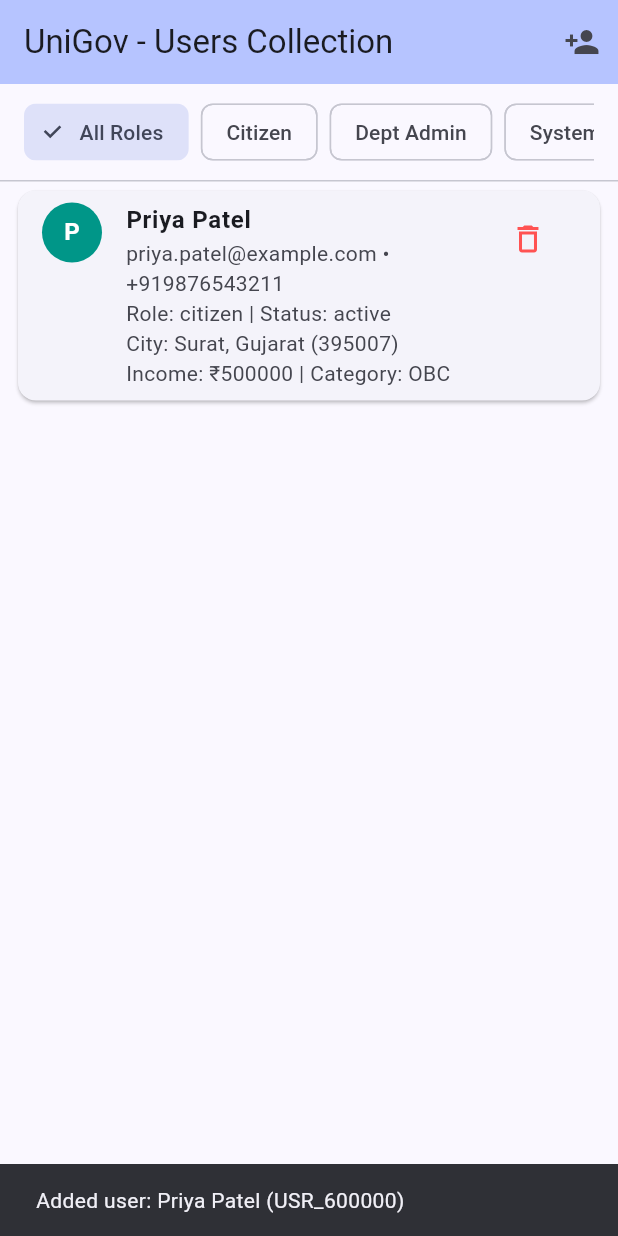
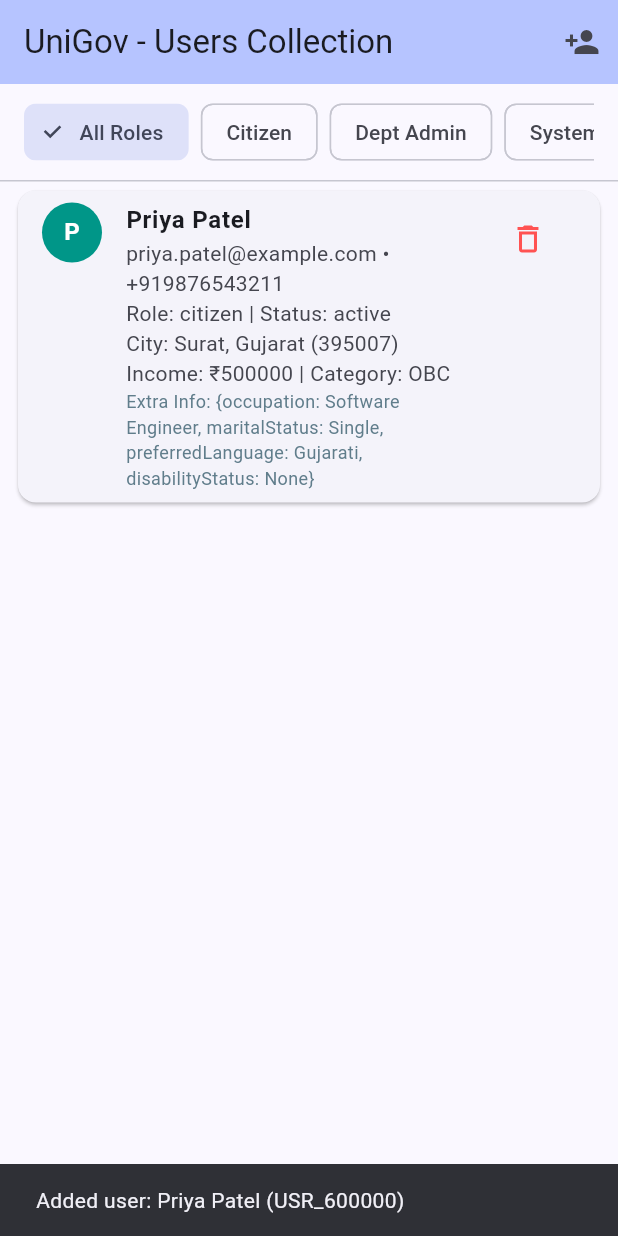
Before and after one commit to NeurixSIH/UniGovPortal, a Flutter app: the screen it shows after launch, after a tap on "Create Sample User", on a phone screen of 412 x 824 dp. Run offline on Flutter 3.47's test engine with Material 3 defaults, Android fonts, the light colour scheme and no system bars; our stand-ins replace cloud_firestore, firebase_core; accounts and stored records are empty.

Commit message:
feat: add extraInformation map field to user collection model

```diff
--- a/lib/main.dart
+++ b/lib/main.dart
@@ -170,6 +170,11 @@ class _UsersListScreenState extends State<UsersListScreen> {
                             Text('Role: ${user.role} | Status: ${user.status}'),
                             Text('City: ${user.city}, ${user.state} (${user.pincode})'),
                             Text('Income: ₹${user.income} | Category: ${user.category}'),
+                            if (user.extraInformation.isNotEmpty)
+                              Text(
+                                'Extra Info: ${user.extraInformation}',
+                                style: const TextStyle(fontSize: 12, color: Colors.blueGrey),
+                              ),
                           ],
                         ),
                         isThreeLine: true,
@@ -230,6 +235,12 @@ class _UsersListScreenState extends State<UsersListScreen> {
       category: 'OBC',
       role: UserModel.roleCitizen,
       status: UserModel.statusActive,
+      extraInformation: {
+        'occupation': 'Software Engineer',
+        'maritalStatus': 'Single',
+        'preferredLanguage': 'Gujarati',
+        'disabilityStatus': 'None',
+      },
       createdAt: Timestamp.now(),
       updatedAt: Timestamp.now(),
     );
--- a/lib/models/user_model.dart
+++ b/lib/models/user_model.dart
@@ -67,6 +67,7 @@ class UserModel {
   final String category;
   final String role; // 'citizen', 'departmentAdmin', 'systemAdmin'
   final String status; // 'active', 'blocked'
+  final Map<String, dynamic> extraInformation; // Additional custom metadata map
   final Timestamp createdAt;
   final Timestamp updatedAt;
 
@@ -85,6 +86,7 @@ class UserModel {
     required this.category,
     required this.role,
     required this.status,
+    this.extraInformation = const {},
     required this.createdAt,
     required this.updatedAt,
   });
@@ -116,6 +118,11 @@ class UserModel {
       category: map['category'] ?? '',
       role: map['role'] ?? roleCitizen,
       status: map['status'] ?? statusActive,
+      extraInformation: (map['extraInformation'] ?? map['extrainformation']) is Map<String, dynamic>
+          ? Map<String, dynamic>.from(map['extraInformation'] ?? map['extrainformation'])
+          : ((map['extraInformation'] ?? map['extrainformation']) is Map
+              ? Map<String, dynamic>.from(map['extraInformation'] ?? map['extrainformation'])
+              : {}),
       createdAt: map['createdAt'] is Timestamp ? map['createdAt'] : Timestamp.now(),
       updatedAt: map['updatedAt'] is Timestamp ? map['updatedAt'] : Timestamp.now(),
     );
@@ -141,6 +148,7 @@ class UserModel {
       'category': category,
       'role': role,
       'status': status,
+      'extraInformation': extraInformation,
       'createdAt': createdAt,
       'updatedAt': updatedAt,
     };
@@ -161,6 +169,7 @@ class UserModel {
     String? category,
     String? role,
     String? status,
+    Map<String, dynamic>? extraInformation,
     Timestamp? createdAt,
     Timestamp? updatedAt,
   }) {
@@ -179,6 +188,7 @@ class UserModel {
       category: category ?? this.category,
       role: role ?? this.role,
       status: status ?? this.status,
+      extraInformation: extraInformation ?? this.extraInformation,
       createdAt: createdAt ?? this.createdAt,
       updatedAt: updatedAt ?? this.updatedAt,
     );
```
